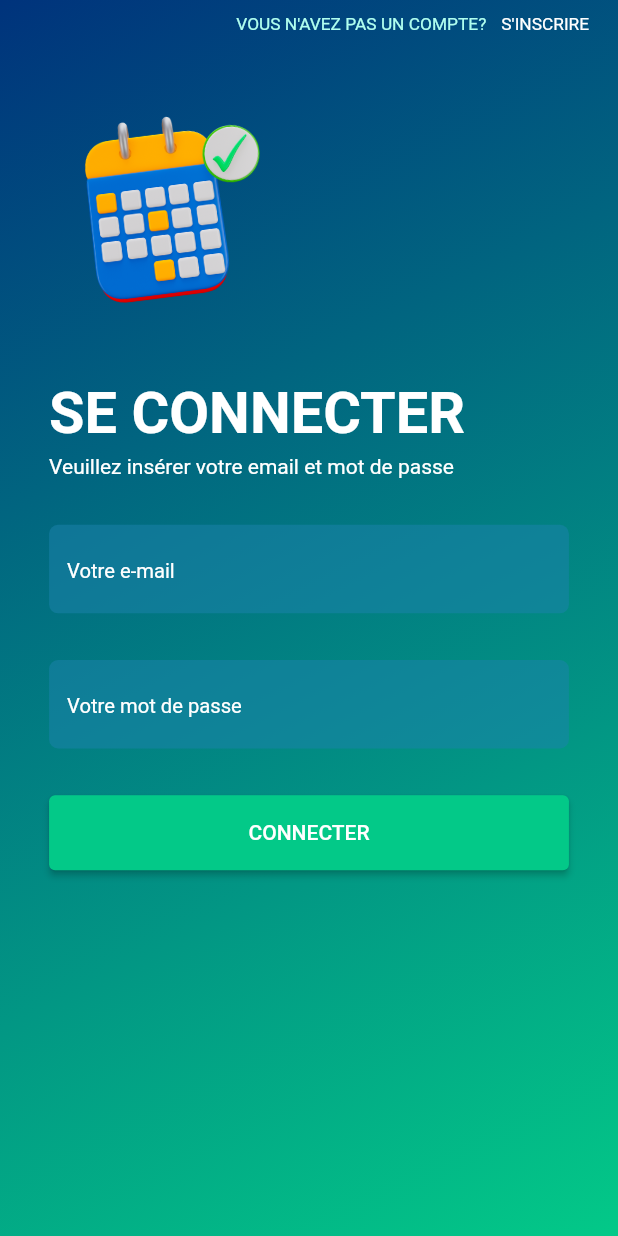
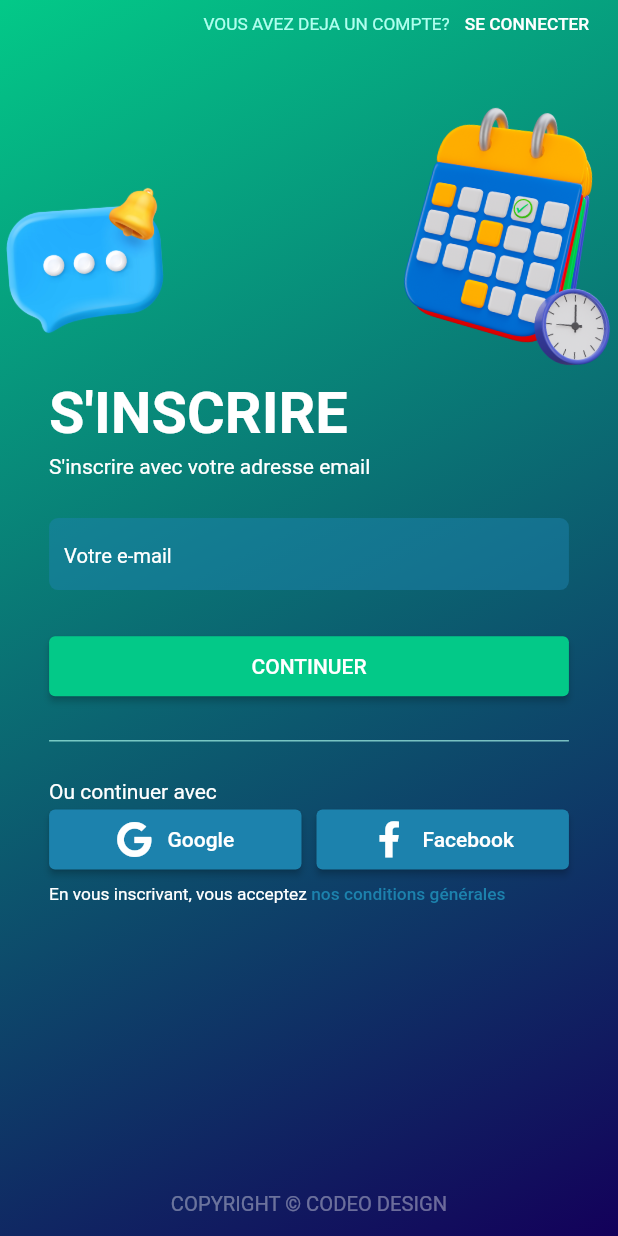
Before and after one commit to safidy1863/Rohy, a Flutter app: the screen it shows after launch, on a phone screen of 412 x 824 dp. Run offline on Flutter 3.47's test engine with Material 2 defaults, Android fonts, the phone set to English and light mode, and no system bars; our stand-ins replace flutter_screenutil, fluttericon, go_router; missing offline and left inert: dart:ffi.

Commit message:
[DONE] register screen

```diff
--- a/lib/shared/models/route_path.dart
+++ b/lib/shared/models/route_path.dart
@@ -1,3 +1,4 @@
 class RoutePath {
   static String loginPath = "/login";
+  static String registerViaEmailPath = '/register_email';
 }
--- a/lib/shared/router/router.dart
+++ b/lib/shared/router/router.dart
@@ -1,15 +1,20 @@
 import 'package:go_router/go_router.dart';
 import 'package:rohy/shared/models/route_path.dart';
 import 'package:rohy/view/login_screen.dart';
+import 'package:rohy/view/register_via_email.dart';
 
 class AppRouter {
 
   static GoRouter configurations = GoRouter(
-    initialLocation: RoutePath.loginPath,
+    initialLocation: RoutePath.registerViaEmailPath,
     routes: [
       GoRoute(
         path: RoutePath.loginPath,
         builder: (context,state) => const LoginScreen(),
+      ),
+      GoRoute(
+        path: RoutePath.registerViaEmailPath,
+        builder: (context,state) => const RegisterViaEmail(),
       )
     ]
   );
--- a/lib/shared/widget/custom_button.dart
+++ b/lib/shared/widget/custom_button.dart
@@ -1,4 +1,5 @@
 import 'package:flutter/material.dart';
+import 'package:flutter_screenutil/flutter_screenutil.dart';
 import 'package:rohy/shared/colors/app_colors.dart';
 
 class CustomButton extends StatelessWidget {
@@ -11,16 +12,14 @@ class CustomButton extends StatelessWidget {
   const CustomButton({
     super.key,
     required this.labelButton,
-    this.height = 50,
+    this.height = 40,
     this.width = double.infinity,
     this.backgroundColor
   });
 
   @override
   Widget build(BuildContext context) {
-    return SizedBox(
-        width: double.infinity,
-        child: ElevatedButton(
+    return ElevatedButton(
       // TODO : change Redirection in home page
         onPressed: () => print("Login redirection"),
         style: ElevatedButton.styleFrom(
@@ -28,7 +27,6 @@ class CustomButton extends StatelessWidget {
           backgroundColor: backgroundColor ?? AppColors.greenPrimary
         ),
         child:  labelButton
-        )
     );
   }
 }
--- a/lib/shared/widget/custom_textfield.dart
+++ b/lib/shared/widget/custom_textfield.dart
@@ -34,6 +34,7 @@ class CustomTextField extends StatelessWidget{
             borderSide: BorderSide.none,
             borderRadius: BorderRadius.circular(6.0)
           ),
+          contentPadding: const EdgeInsets.symmetric(horizontal: 10),
           filled: true,
           fillColor: AppColors.blueThirdly.withOpacity(0.5),
           suffixIcon: textInputType == TextInputType.visiblePassword
--- a/lib/view/login_screen.dart
+++ b/lib/view/login_screen.dart
@@ -20,8 +20,9 @@ class LoginScreen extends StatelessWidget {
             begin: Alignment.topLeft,
             end: Alignment.bottomRight,
             colors: [
-              AppColors.blueSecondary,
-              AppColors.greenPrimary]
+              AppColors.bluePrimary,
+              AppColors.greenPrimary
+            ]
           ),
         ),
         child: SafeArea(
--- /dev/null
+++ b/lib/view/register_via_email.dart
@@ -0,0 +1,232 @@
+import 'package:flutter/material.dart';
+import 'package:flutter_screenutil/flutter_screenutil.dart';
+import 'package:fluttericon/font_awesome5_icons.dart';
+import 'package:rohy/shared/colors/app_colors.dart';
+import 'package:rohy/shared/widget/custom_button.dart';
+import 'package:rohy/shared/widget/custom_textfield.dart';
+
+class RegisterViaEmail extends StatelessWidget {
+
+  const RegisterViaEmail({super.key});
+
+  @override
+  Widget build(BuildContext context) {
+    return Scaffold(
+      body: Container(
+        width: double.infinity,
+        height: double.infinity,
+        padding: EdgeInsets.symmetric(vertical: 10.h),
+        decoration: BoxDecoration(
+          gradient: LinearGradient(
+            begin: Alignment.topLeft,
+            end: Alignment.bottomRight,
+            colors: [
+              AppColors.greenPrimary,
+              AppColors.bluePrimary
+            ]
+          )
+        ),
+        child: SafeArea(
+          child: Stack(
+            children: [
+              Container(
+                padding: EdgeInsets.only(right: 20.w),
+                child: Row(
+                  mainAxisAlignment: MainAxisAlignment.end,
+                  children: [
+                    Text(
+                      'VOUS AVEZ DEJA UN COMPTE?',
+                      style: TextStyle(
+                        color: AppColors.greenSecondary,
+                        fontSize: 12.sp
+                      ),
+                    ),
+                    const SizedBox(width: 10,),
+                    TextButton(
+                      // TODO : Replace with redirection in the login screen
+                      onPressed: () => {},
+                      style: TextButton.styleFrom(
+                        padding: EdgeInsets.zero,
+                        minimumSize: Size.zero,
+                        tapTargetSize: MaterialTapTargetSize.shrinkWrap
+                      ),
+                      child: Text(
+                        'SE CONNECTER',
+                        style: TextStyle(
+                          color: Colors.white,
+                          fontSize: 12.sp
+                        ),
+                      ),
+                    )
+                  ],
+                ),
+              ),
+              Positioned(
+                top: 110.h,
+                left: -50.w,
+                child: Transform.rotate(
+                  angle: 6.21,
+                  child: Image.asset(
+                    'assets/images/chat.png',
+                    height: 150.h,
+                    width: 230.w,
+                  ),
+                ),
+              ),
+              Positioned(
+                right: -100.w,
+                top: 40.h,
+                child: Transform.rotate(
+                  angle: 0.2,
+                  child: Image.asset(
+                    'assets/images/calendrier.png',
+                    width: 340.w,
+                    height: 250.h,
+                  ),
+                ),
+              ),
+              Container(
+                margin: EdgeInsets.only(top: 274.h),
+                padding: EdgeInsets.symmetric(horizontal: 34.w),
+                child: Column(
+                  crossAxisAlignment: CrossAxisAlignment.start,
+                  mainAxisAlignment: MainAxisAlignment.start,
+                  children: [
+                    Text(
+                      'S\'INSCRIRE',
+                      style: TextStyle(
+                        fontSize: 40.sp,
+                        color: Colors.white,
+                        fontWeight: FontWeight.w700
+                      ),
+                    ),
+                    const SizedBox(height: 5,),
+                    const Text(
+                      'S\'inscrire avec votre adresse email',
+                      style: TextStyle(
+                        color: Colors.white,
+                      ),
+                    ),
+                    SizedBox(height: 30.h,),
+                    Expanded(child: _buildForm())
+                  ],
+                ),
+              ),
+               Positioned(
+                bottom: 5,
+                left: 0,
+                right: 0,
+                child: Text(
+                  'COPYRIGHT \u00a9 CODEO DESIGN',
+                  textAlign: TextAlign.center,
+                  style: TextStyle(
+                    color: Colors.white.withOpacity(0.38),
+                    fontSize: 14.0.sp
+                  ),
+                ),
+              )
+            ],
+          ),
+        ),
+      ),
+    );
+  }
+
+  Widget _buildForm() {
+    return Form(
+      child: Column(
+        crossAxisAlignment: CrossAxisAlignment.start,
+        mainAxisAlignment: MainAxisAlignment.start,
+        children: [
+          const CustomTextField(
+            hintText: 'Votre e-mail',
+          ),
+          SizedBox(height: 30.h,),
+          Container(
+            width: double.infinity,
+            child: const CustomButton(
+              labelButton: Text('CONTINUER'),
+            ),
+          ),
+          SizedBox(height: 20.h,),
+          Divider(color: AppColors.greenSecondary,),
+          SizedBox(height: 20.h,),
+          const Text(
+            'Ou continuer avec',
+            style: TextStyle(color: Colors.white),
+          ),
+          Row(
+            children: [
+              Expanded(
+                child: CustomButton(
+                  labelButton: Row(
+                    mainAxisAlignment: MainAxisAlignment.center,
+                    children:const [
+                      Icon(
+                        FontAwesome5.google,
+                        color: Colors.white,
+                      ),
+                      SizedBox(width: 10,),
+                      Text(
+                          'Google'
+                      )
+                    ],
+                  ),
+                  backgroundColor: AppColors.blueThirdly,
+                ),
+              ),
+              const SizedBox(width: 10,),
+              Expanded(
+                child: CustomButton(
+                  labelButton: Row(
+                    mainAxisAlignment: MainAxisAlignment.center,
+                    children:const [
+                      Icon(
+                        FontAwesome5.facebook_f,
+                        color: Colors.white,
+                      ),
+                      SizedBox(width: 10,),
+                      Text(
+                          'Facebook'
+                      )
+                    ],
+                  ),
+                  backgroundColor: AppColors.blueThirdly,
+                ),
+              ),
+            ],
+          ),
+          const SizedBox(height: 5,),
+          Row(
+            mainAxisAlignment: MainAxisAlignment.start,
+            children: [
+              Text(
+                  'En vous inscrivant, vous acceptez',
+                style: TextStyle(
+                    fontSize: 12.sp,
+                  color: Colors.white
+                ),
+              ),
+              TextButton(
+                // TODO : // redirection in app's general condition
+                onPressed: () => {},
+                style: TextButton.styleFrom(
+                  padding: EdgeInsets.zero,
+                  minimumSize: Size.zero,
+                  tapTargetSize: MaterialTapTargetSize.shrinkWrap,
+                ),
+                child:  Text(
+                  ' nos conditions générales',
+                  style: TextStyle(
+                    color: AppColors.blueThirdly,
+                    fontSize: 12.sp
+                  ),
+                ),
+              )
+            ],
+          )
+        ],
+      ),
+    );
+  }
+}
--- a/pubspec.yaml
+++ b/pubspec.yaml
@@ -18,6 +18,7 @@ dependencies:
   flutter_screenutil: ^5.6.1
 
   cupertino_icons: ^1.0.2
+  fluttericon: ^2.0.0
 
 dev_dependencies:
   flutter_test:
```
Also changed, not shown: pubspec.lock. Lines whose indentation alone changed are shown as unchanged.
